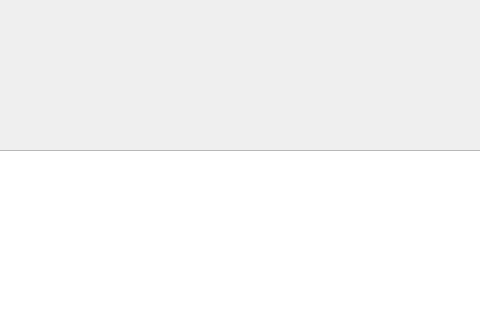
Qt form gamepage.ui (Juliuszz666/Pacman-CPP) before a commit; both pictures show x 160 to 640 and y 0 to 320 of the 800 by 600 pixel window.
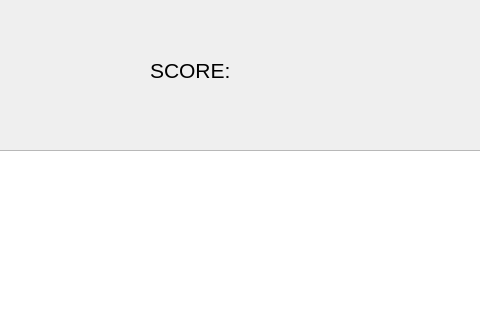
The same form after that commit.

The edit to the form file:
```diff
--- a/gamepage.ui
+++ b/gamepage.ui
@@ -10,6 +10,11 @@
     <height>600</height>
    </rect>
   </property>
+  <property name="font">
+   <font>
+    <pointsize>16</pointsize>
+   </font>
+  </property>
   <widget class="QGraphicsView" name="graphicsView">
    <property name="geometry">
     <rect>
@@ -18,6 +23,27 @@
      <width>800</width>
      <height>450</height>
     </rect>
+   </property>
+   <property name="focusPolicy">
+    <enum>Qt::FocusPolicy::NoFocus</enum>
+   </property>
+  </widget>
+  <widget class="QLabel" name="label">
+   <property name="geometry">
+    <rect>
+     <x>310</x>
+     <y>50</y>
+     <width>180</width>
+     <height>40</height>
+    </rect>
+   </property>
+   <property name="font">
+    <font>
+     <pointsize>16</pointsize>
+    </font>
+   </property>
+   <property name="text">
+    <string>SCORE: </string>
    </property>
   </widget>
  </widget>
```
